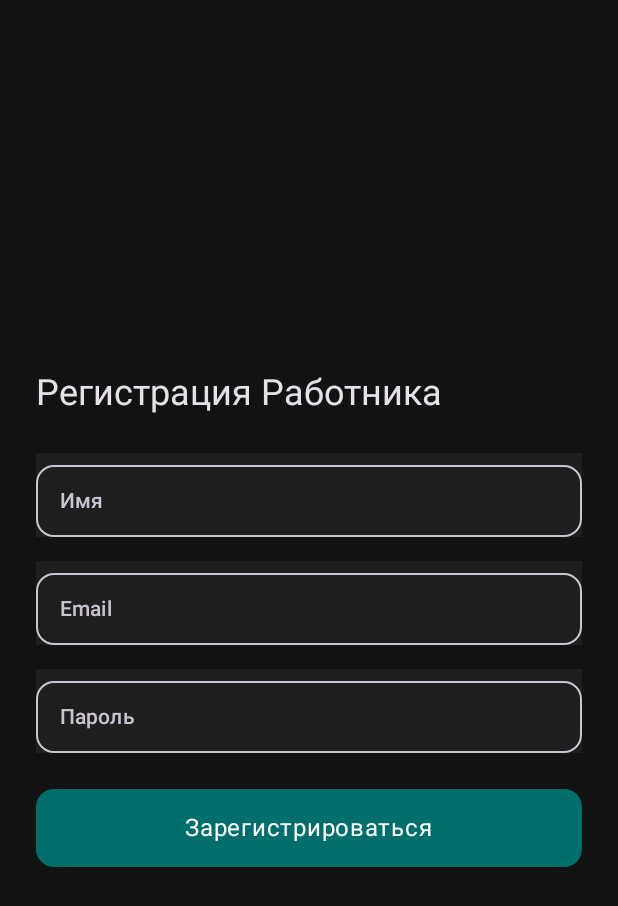
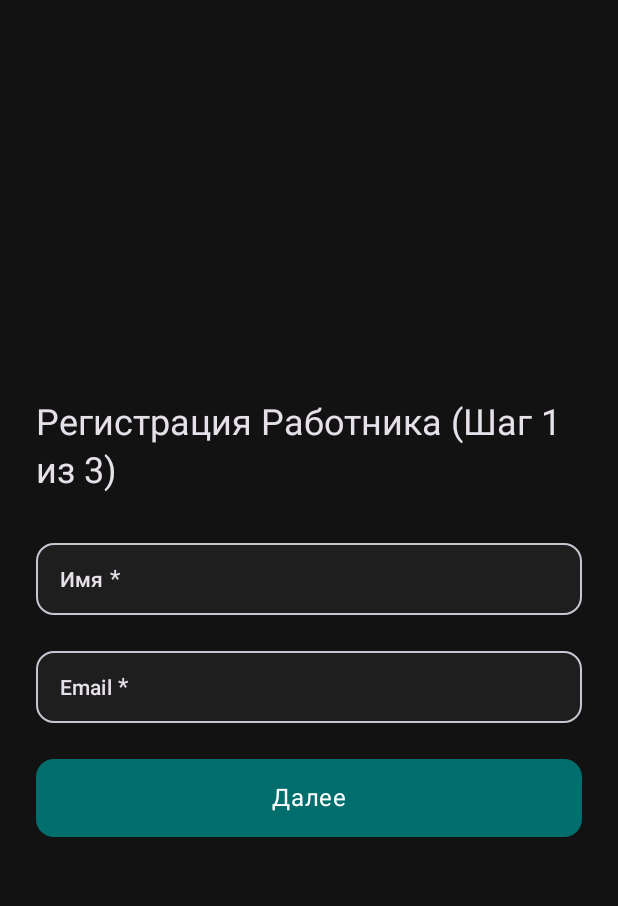
Before and after one commit to Sayan80bayev/HireBoard, an Android app built with Jetpack Compose: the @Preview function RegisterEmployeeScreenPreview, on a phone screen of 412 x 824 dp. Shown: the top 906 px of the screen. Run offline under Robolectric (Android 15) with nearby library versions, the phone set to English and light mode, and no system bars.

Commit message:
feat: using multi step for authentication screens

```diff
--- /dev/null
+++ b/app/src/main/java/com/example/hireboard/presentation/components/HireBoardTextField.kt
@@ -0,0 +1,75 @@
+package com.example.hireboard.presentation.components
+
+import androidx.compose.foundation.background
+import androidx.compose.foundation.layout.fillMaxWidth
+import androidx.compose.foundation.layout.height
+import androidx.compose.foundation.shape.RoundedCornerShape
+import androidx.compose.material3.MaterialTheme
+import androidx.compose.material3.OutlinedTextField
+import androidx.compose.material3.OutlinedTextFieldDefaults
+import androidx.compose.material3.Text
+import androidx.compose.runtime.Composable
+import androidx.compose.ui.Modifier
+import androidx.compose.ui.graphics.Color
+import androidx.compose.ui.text.AnnotatedString
+import androidx.compose.ui.text.TextStyle
+import androidx.compose.ui.text.input.PasswordVisualTransformation
+import androidx.compose.ui.text.input.VisualTransformation
+import androidx.compose.ui.text.style.TextOverflow
+import androidx.compose.ui.unit.dp
+
+@Composable
+fun HireBoardTextField(
+    value: String,
+    onValueChange: (String) -> Unit,
+    label: String,
+    modifier: Modifier = Modifier,
+    isPassword: Boolean = false,
+    isRequired: Boolean = false,
+    textStyle: TextStyle = MaterialTheme.typography.titleSmall,
+    labelStyle: TextStyle = MaterialTheme.typography.titleSmall,
+    backgroundColor: Color = MaterialTheme.colorScheme.surface
+) {
+    // Create the label with the * styled in red if required
+    val labelText = if (isRequired) {
+        AnnotatedString.Builder().apply {
+            append(label)
+            pushStyle(MaterialTheme.typography.bodyMedium.toSpanStyle().copy(color = MaterialTheme.colorScheme.onSurface))
+            append(" *")
+            pop()
+        }.toAnnotatedString()
+    } else {
+        AnnotatedString(label)
+    }
+
+    OutlinedTextField(
+        value = value,
+        onValueChange = onValueChange,
+        label = {
+            Text(
+                text = labelText,
+                style = labelStyle,
+                color = MaterialTheme.colorScheme.onSurface,
+                overflow = TextOverflow.Ellipsis
+            )
+        },
+        singleLine = true,
+        shape = RoundedCornerShape(12.dp),
+        visualTransformation = if (isPassword) PasswordVisualTransformation() else VisualTransformation.None,
+        colors = OutlinedTextFieldDefaults.colors(
+            focusedBorderColor = MaterialTheme.colorScheme.primary,
+            unfocusedBorderColor = MaterialTheme.colorScheme.onSurfaceVariant,
+            cursorColor = MaterialTheme.colorScheme.primary,
+            focusedLabelColor = MaterialTheme.colorScheme.primary,
+            unfocusedLabelColor = MaterialTheme.colorScheme.onSurfaceVariant,
+            focusedTextColor = MaterialTheme.colorScheme.onSurface,
+            unfocusedTextColor = MaterialTheme.colorScheme.onSurface,
+            focusedContainerColor = backgroundColor,
+            unfocusedContainerColor = backgroundColor
+        ),
+        textStyle = textStyle,
+        modifier = modifier
+            .fillMaxWidth()
+            .height(56.dp)
+    )
+}
--- a/app/src/main/java/com/example/hireboard/presentation/screens/auth/RegisterEmployeeScreen.kt
+++ b/app/src/main/java/com/example/hireboard/presentation/screens/auth/RegisterEmployeeScreen.kt
@@ -1,75 +1,139 @@
 package com.example.hireboard.presentation.screens.auth
 
-import androidx.compose.foundation.layout.Arrangement
-import androidx.compose.foundation.layout.Column
-import androidx.compose.foundation.layout.Spacer
-import androidx.compose.foundation.layout.fillMaxSize
-import androidx.compose.foundation.layout.fillMaxWidth
-import androidx.compose.foundation.layout.height
-import androidx.compose.foundation.layout.padding
-import androidx.compose.material3.MaterialTheme
-import androidx.compose.material3.Text
-import androidx.compose.runtime.Composable
-import androidx.compose.runtime.getValue
-import androidx.compose.runtime.mutableStateOf
-import androidx.compose.runtime.remember
-import androidx.compose.runtime.setValue
+import androidx.compose.foundation.layout.*
+import androidx.compose.material3.*
+import androidx.compose.runtime.*
 import androidx.compose.ui.Modifier
+import androidx.compose.ui.Alignment
+import androidx.compose.ui.text.input.TextFieldValue
 import androidx.compose.ui.tooling.preview.Preview
 import androidx.compose.ui.unit.dp
 import com.example.hireboard.presentation.components.HireBoardButton
 import com.example.hireboard.presentation.components.HireBoardTextField
 import com.example.hireboard.ui.theme.HireBoardTheme
+import androidx.compose.material.icons.Icons
+import androidx.compose.material.icons.filled.ArrowBack
 
+@OptIn(ExperimentalMaterial3Api::class)
 @Composable
-fun RegisterEmployeeScreen(onRegister: (String, String, String) -> Unit) {
+fun RegisterEmployeeScreen(onRegister: (String, String, String, String, String, String) -> Unit) {
+    var step by remember { mutableIntStateOf(0) }
+
     var name by remember { mutableStateOf("") }
     var email by remember { mutableStateOf("") }
     var password by remember { mutableStateOf("") }
+    var phone by remember { mutableStateOf("") }
+    var skills by remember { mutableStateOf("") }
+    var experience by remember { mutableStateOf("") }
+    var education by remember { mutableStateOf("") }
 
+    Scaffold(
+        topBar = {
+            if (step > 0) {
+                TopAppBar(
+                    title = { Text("Регистрация Работника") },
+                    navigationIcon = {
+                        IconButton(onClick = { step-- }) {
+                            Icon(
+                                imageVector = Icons.Filled.ArrowBack,
+                                contentDescription = "Назад"
+                            )
+                        }
+                    }
+                )
+            }
+        }
+    ) { paddingValues ->
+        // Centering the form vertically and horizontally
         Column(
             modifier = Modifier
                 .fillMaxSize()
-            .padding(24.dp),
-        verticalArrangement = Arrangement.Center
+                .padding(paddingValues)
+                .padding(horizontal = 24.dp),
+            verticalArrangement = Arrangement.Center, // Center the content vertically
+            horizontalAlignment = Alignment.CenterHorizontally // Center the content horizontally
         ) {
             Text(
-            text = "Регистрация Работника",
+                text = "Регистрация Работника (Шаг ${step + 1} из 3)",
                 style = MaterialTheme.typography.headlineSmall,
                 color = MaterialTheme.colorScheme.onBackground
             )
-
             Spacer(modifier = Modifier.height(24.dp))
 
+            when (step) {
+                0 -> {
                     HireBoardTextField(
                         value = name,
                         onValueChange = { name = it },
-            label = "Имя"
+                        label = "Имя",
+                        isRequired = true
                     )
-
                     Spacer(modifier = Modifier.height(16.dp))
 
                     HireBoardTextField(
                         value = email,
                         onValueChange = { email = it },
-            label = "Email"
+                        label = "Email",
+                        isRequired = true
                     )
-
+                }
+                1 -> {
+                    HireBoardTextField(
+                        value = phone,
+                        onValueChange = { phone = it },
+                        label = "Телефон",
+                        isRequired = true
+                    )
                     Spacer(modifier = Modifier.height(16.dp))
 
                     HireBoardTextField(
                         value = password,
                         onValueChange = { password = it },
                         label = "Пароль",
-            isPassword = true
+                        isPassword = true,
+                        isRequired = true
                     )
+                }
+                2 -> {
+                    HireBoardTextField(
+                        value = skills,
+                        onValueChange = { skills = it },
+                        label = "Навыки",
+                        isRequired = false
+                    )
+                    Spacer(modifier = Modifier.height(16.dp))
+
+                    HireBoardTextField(
+                        value = experience,
+                        onValueChange = { experience = it },
+                        label = "Опыт работы",
+                        isRequired = false
+                    )
+                    Spacer(modifier = Modifier.height(16.dp))
+
+                    HireBoardTextField(
+                        value = education,
+                        onValueChange = { education = it },
+                        label = "Образование",
+                        isRequired = false
+                    )
+                }
+            }
 
             Spacer(modifier = Modifier.height(24.dp))
 
             HireBoardButton(
-            text = "Зарегистрироваться",
-            onClick = { onRegister(name, email, password) }
+                text = if (step == 2) "Зарегистрироваться" else "Далее",
+                onClick = {
+                    if (step < 2) {
+                        step++
+                    } else {
+                        onRegister(name, email, password, phone, skills, experience)
+                    }
+                },
+                modifier = Modifier.fillMaxWidth()
             )
+        }
     }
 }
 
@@ -77,6 +141,6 @@ fun RegisterEmployeeScreen(onRegister: (String, String, String) -> Unit) {
 @Composable
 fun RegisterEmployeeScreenPreview() {
     HireBoardTheme(darkTheme = true) {
-        RegisterEmployeeScreen(onRegister = { _, _, _ -> })
+        RegisterEmployeeScreen(onRegister = { _, _, _, _, _, _ -> })
     }
 }
```
Also changed, not shown: app/src/main/java/com/example/hireboard/presentation/components/BottomNavBar.kt (added, +72 -0 lines), app/src/main/java/com/example/hireboard/presentation/components/HireBoadrTextField.kt (deleted, +0 -122 lines), app/src/main/java/com/example/hireboard/presentation/components/HireBoardTextArea.kt (added, +78 -0 lines), app/src/main/java/com/example/hireboard/presentation/screens/auth/RegisterEmployerScreen.kt (+94 -32 lines), app/src/main/java/com/example/hireboard/presentation/screens/main/MainScreen.kt (added, +52 -0 lines). Lines whose indentation alone changed are shown as unchanged.
